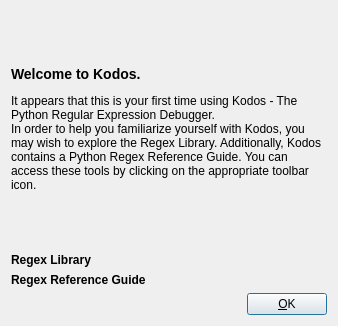
Qt form kodos/newUserDialogBA.ui (luksan/kodos) before a commit.
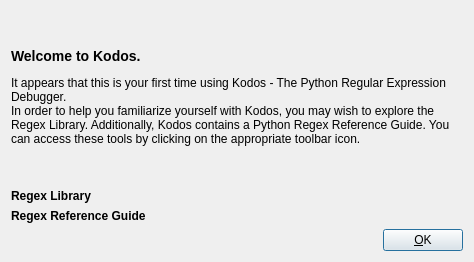
The same form after that commit. Icons and pictures are not drawn.

```diff
--- a/kodos/newUserDialogBA.ui
+++ b/kodos/newUserDialogBA.ui
@@ -6,8 +6,8 @@
    <rect>
     <x>0</x>
     <y>0</y>
-    <width>338</width>
-    <height>326</height>
+    <width>474</width>
+    <height>262</height>
    </rect>
   </property>
   <property name="sizePolicy">
```
